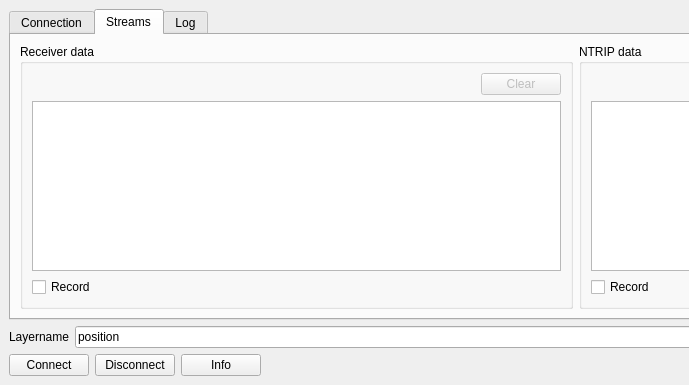
This is q_ntrip_client_dockwidget_base.ui in geopackix/qgis-ntrip-client as Qt 5 draws it before an edit; both pictures show x 0 to 689 and y 0 to 385 of the 1152 by 385 pixel window. The edited form follows.
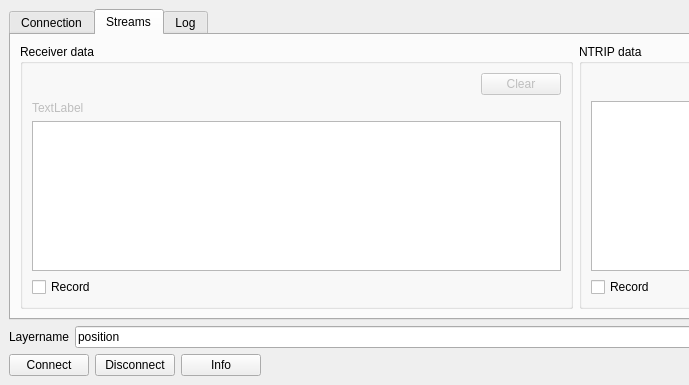
This is the edited form. The open tabs and pages were chosen to show the change. Icons and pictures are not drawn. Custom widgets are drawn as their Qt base class.

Commit message: log rx bytes of rtcm stream

The edit to the form file:
```diff
--- a/q_ntrip_client_dockwidget_base.ui
+++ b/q_ntrip_client_dockwidget_base.ui
@@ -331,6 +331,16 @@
              </item>
             </layout>
            </item>
+           <item>
+            <widget class="QLabel" name="lblReceivedRTCMData">
+             <property name="enabled">
+              <bool>false</bool>
+             </property>
+             <property name="text">
+              <string>TextLabel</string>
+             </property>
+            </widget>
+           </item>
            <item>
             <widget class="QTextEdit" name="logReceiver"/>
            </item>
```
Left out of the diff: 2 changed lines with no effect on the pictures. The commit also changes 3 other files.
